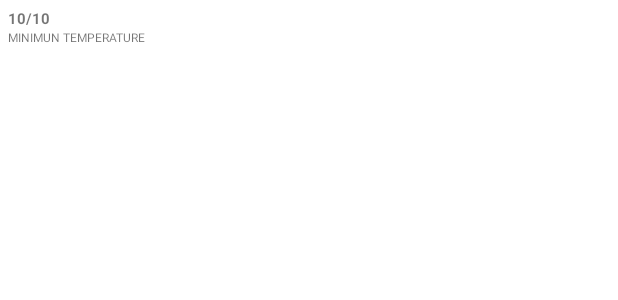
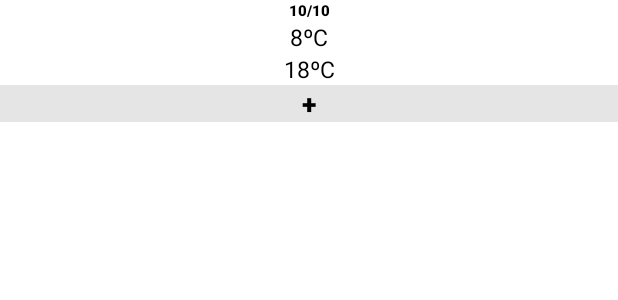
Before and after one commit to itamarborges/ots, an Android app: the layout list_item_result_city.xml on its own in the app's theme, with its tools: preview values and no code run, on a phone screen of 412 x 824 dp. Shown: the top 300 px of the screen. Run offline under Robolectric (Android 15) with nearby library versions, the phone set to English and light mode, and no system bars.

Commit message:
Reorganização da tela de calendário.

```diff
--- a/app/src/main/java/br/borbi/ots/FiltersActivity.java
+++ b/app/src/main/java/br/borbi/ots/FiltersActivity.java
@@ -208,7 +208,6 @@ public class FiltersActivity extends ActionBarActivity implements ClickFragment{
             ForwardUtility.goToFailure(mContext, false);
 
         }else {
-
             boolean allFieldsValid = validateFields();
             if (allFieldsValid) {
                 callSearch();
--- a/app/src/main/java/br/borbi/ots/adapter/ResultCityDayForecastAdapter.java
+++ b/app/src/main/java/br/borbi/ots/adapter/ResultCityDayForecastAdapter.java
@@ -84,9 +84,13 @@ public class
         final DayForecast dayForecast = (DayForecast)getItem(position);
         if(dayForecast == null){
             viewHolder.dateTextView.setText("");
-            viewHolder.minTemperatureTextiView.setText("");
+            viewHolder.minTemperatureTextView.setText("");
+            viewHolder.maxTemperatureTextView.setText("");
+            //viewHolder.minTemperatureLabelTextView.setText("");
+            //viewHolder.maxTemperatureLabelTextView.setText("");
             viewHolder.weatherImageView.setImageResource(R.drawable.no_border);
             viewHolder.layoutResultCityLinearLayout.setBackgroundResource(R.drawable.no_border);
+            viewHolder.moreDetailsTextView.setText("");
         }else{
             Integer minTemperature = Utility.roundCeil(dayForecast.getMinTemperature());
             Integer maxTemperature = Utility.roundCeil(dayForecast.getMaxTemperature());
@@ -100,8 +104,10 @@ public class
             }
 
             viewHolder.dateTextView.setText(Utility.getFormattedDateMonth(dayForecast.getDate()));
-            viewHolder.minTemperatureTextiView.setText(mContext.getString(R.string.display_min_max_temperature, Integer.toString(minTemperature), Integer.toString(maxTemperature)));
+            viewHolder.minTemperatureTextView.setText(mContext.getString(R.string.display_temperature, Integer.toString(minTemperature)));
+            viewHolder.maxTemperatureTextView.setText(mContext.getString(R.string.display_temperature, Integer.toString(maxTemperature)));
             viewHolder.weatherImageView.setImageResource(Utility.getSmallArtResourceForWeatherCondition(WeatherType.getId(dayForecast.getWeatherType())));
+            //viewHolder.weatherImageView.setBackgroundResource(Utility.getSmallArtResourceForWeatherCondition(WeatherType.getId(dayForecast.getWeatherType())));
 
             viewHolder.layoutResultCityLinearLayout.setOnClickListener(new View.OnClickListener() {
                 @Override
@@ -122,15 +128,23 @@ public class
 
     public static class ViewHolder {
         public final TextView dateTextView;
-        public final TextView minTemperatureTextiView;
+        public final TextView minTemperatureTextView;
+        public final TextView maxTemperatureTextView;
+        //public final TextView minTemperatureLabelTextView;
+        //public final TextView maxTemperatureLabelTextView;
         public final ImageView weatherImageView;
         public final LinearLayout layoutResultCityLinearLayout;
+        public final TextView moreDetailsTextView;
 
         public ViewHolder(View view) {
             dateTextView = (TextView) view.findViewById(R.id.list_item_date_textview);
-            minTemperatureTextiView = (TextView) view.findViewById(R.id.list_item_min_temperature_textview);
+            minTemperatureTextView = (TextView) view.findViewById(R.id.list_item_min_temperature_textview);
+            maxTemperatureTextView = (TextView) view.findViewById(R.id.list_item_max_temperature_textview);
+            //minTemperatureLabelTextView = (TextView) view.findViewById(R.id.list_item_min_temperature_label_textview);
+            //maxTemperatureLabelTextView = (TextView) view.findViewById(R.id.list_item_max_temperature_label_textview);
             weatherImageView = (ImageView) view.findViewById(R.id.weather_imageview);
             layoutResultCityLinearLayout = (LinearLayout) view.findViewById(R.id.layout_result_search_city);
+            moreDetailsTextView = (TextView)view.findViewById(R.id.list_item_more_details);
         }
     }
 
--- a/app/src/main/java/br/borbi/ots/fragment/ResultCityFragment.java
+++ b/app/src/main/java/br/borbi/ots/fragment/ResultCityFragment.java
@@ -89,7 +89,8 @@ public class ResultCityFragment extends Fragment implements LoaderManager.Loader
         mEmptyView = mRootView.findViewById(R.id.listview_result_city_empty);
 
         buildWeekDaysNamesArray();
-        ArrayAdapter<String> adapter = new ArrayAdapter<String>(getActivity(),android.R.layout.simple_list_item_1, mWeekDaysNames);
+        //ArrayAdapter<String> adapter = new ArrayAdapter<String>(getActivity(),android.R.layout.simple_list_item_1, mWeekDaysNames);
+        ArrayAdapter<String> adapter = new ArrayAdapter<String>(getActivity(),R.layout.list_item_day_of_week, mWeekDaysNames);
         GridView gridview = (GridView) mRootView.findViewById(R.id.nameDaysGridView);
         gridview.setAdapter(adapter);
 
--- /dev/null
+++ b/app/src/main/res/drawable/background_gray.xml
@@ -0,0 +1,13 @@
+<?xml version="1.0" encoding="utf-8"?>
+<shape xmlns:android="http://schemas.android.com/apk/res/android"
+    android:shape="rectangle" >
+
+    <!-- Change to the color you want for the background -->
+    <solid android:color="#ffe5e5e5" />
+
+    <stroke
+        android:width="2dp"
+        android:color="#ffe5e5e5"
+        />
+    <!-- Change to the color you want for the border -->
+</shape>
--- a/app/src/main/res/layout/fragment_result_city.xml
+++ b/app/src/main/res/layout/fragment_result_city.xml
@@ -22,7 +22,7 @@
         <GridView xmlns:android="http://schemas.android.com/apk/res/android"
             android:id="@+id/gridview"
             android:layout_width="match_parent"
-            android:layout_height="match_parent"
+            android:layout_height="wrap_content"
             android:numColumns="7"
             android:stretchMode="columnWidth"
             android:gravity="center"
--- /dev/null
+++ b/app/src/main/res/layout/list_item_day_of_week.xml
@@ -0,0 +1,10 @@
+<?xml version="1.0" encoding="utf-8"?>
+<TextView xmlns:android="http://schemas.android.com/apk/res/android"
+    android:id="@android:id/text1"
+    android:layout_width="match_parent"
+    android:layout_height="wrap_content"
+    android:gravity="center"
+    android:textAppearance="@style/smallTitleTextView"
+    android:paddingBottom="5dp"
+    android:paddingTop="5dp"
+    />
--- a/app/src/main/res/layout/list_item_result_city.xml
+++ b/app/src/main/res/layout/list_item_result_city.xml
@@ -1,36 +1,95 @@
 <?xml version="1.0" encoding="utf-8"?>
 <LinearLayout xmlns:android="http://schemas.android.com/apk/res/android"
-    android:orientation="vertical" android:layout_width="match_parent"
+    android:orientation="vertical"
+    android:layout_width="match_parent"
     android:layout_height="match_parent"
     android:id="@+id/layout_result_search_city"
-    android:padding="5dp"
     android:background="@drawable/border"
+    >
+
+    <LinearLayout
+        android:layout_width="match_parent"
+        android:layout_height="wrap_content"
+        android:orientation="vertical"
         >
 
         <TextView
             android:id="@+id/list_item_date_textview"
-        android:layout_width="wrap_content"
+            android:layout_width="match_parent"
             android:layout_height="wrap_content"
             android:text="10/10"
-        android:textStyle="bold"
-        android:textSize="10sp"
+            android:textAppearance="@style/smallTitleTextView"
             android:gravity="center_horizontal"
             />
 
         <ImageView
-        android:layout_width="wrap_content"
+            android:layout_width="match_parent"
             android:layout_height="wrap_content"
             android:id="@+id/weather_imageview"
             android:gravity="center_horizontal"
+            android:adjustViewBounds="true"
             />
 
+        <!--
+        <TextView
+            android:id="@+id/list_item_min_temperature_label_textview"
+            android:layout_width="match_parent"
+            android:layout_height="wrap_content"
+            android:gravity="center_horizontal"
+            android:text="@string/min_temperature_abbreviated"
+            android:layout_below="@+id/weather_imageview"
+            android:textAppearance="@style/smallTextView"
+            />
+-->
         <TextView
             android:id="@+id/list_item_min_temperature_textview"
-        android:layout_width="wrap_content"
+            android:layout_width="match_parent"
             android:layout_height="wrap_content"
-        android:gravity="fill_horizontal"
-        android:text="@string/min_temperature"
-        android:layout_below="@+id/weather_imageview"
-        android:textSize="8sp"
+            android:gravity="center_horizontal"
+            android:text="8ºC"
+            android:textAppearance="@style/dateTextView"
             />
+
+        <!--
+        <TextView
+            android:id="@+id/list_item_max_temperature_label_textview"
+            android:layout_width="match_parent"
+            android:layout_height="wrap_content"
+            android:gravity="center_horizontal"
+            android:text="@string/max_temperature_abbreviated"
+            android:textAppearance="@style/smallTextView"
+            />
+-->
+        <TextView
+            android:id="@+id/list_item_max_temperature_textview"
+            android:layout_width="match_parent"
+            android:layout_height="wrap_content"
+            android:gravity="center_horizontal"
+            android:text="18ºC"
+            android:textAppearance="@style/dateTextView"
+            />
+
     </LinearLayout>
+
+
+    <TextView
+        android:id="@+id/list_item_more_details"
+        android:layout_width="match_parent"
+        android:layout_height="wrap_content"
+        android:gravity="center_horizontal"
+        android:text="+"
+        android:background="@drawable/background_gray"
+        android:textAppearance="@style/moreDetailsTextView"
+        />
+
+
+    <!--
+        <ImageView
+            android:layout_width="match_parent"
+            android:layout_height="wrap_content"
+            android:layout_gravity="center_horizontal"
+            android:background="@drawable/background_gray"
+            android:src="@drawable/ots_plus_sign_small"
+            />
+    -->
+    </LinearLayout>
--- a/app/src/main/res/values/colors.xml
+++ b/app/src/main/res/values/colors.xml
@@ -7,6 +7,7 @@
 
     <color name="ots_blue">#ff1ca8f4</color>
     <color name="ots_dark_blue">#0288D1</color>
-    <color name="ots_green">#ff0ba909</color>
+    <color name="ots_green">#ff80f63e</color>
+    <color name="ots_dark_grey">#ff696969</color>
 
 </resources>
--- a/app/src/main/res/values/strings.xml
+++ b/app/src/main/res/values/strings.xml
@@ -26,7 +26,7 @@
     <string name="display_min_max_temperature" translatable="false"><xliff:g>%1$s</xliff:g>º/<xliff:g>%2$s</xliff:g>º</string>
     <string name="display_min_max_temperature_fahrenheit"><xliff:g>%1$s</xliff:g> ºF / <xliff:g>%2$s</xliff:g> ºF</string>
     <string name="display_min_max_temperature_celsius"><xliff:g>%1$s</xliff:g> ºC / <xliff:g>%2$s</xliff:g> ºC</string>
-    <string name="display_temperature"><xliff:g>%1$s</xliff:g> º</string>
+    <string name="display_temperature"><xliff:g>%1$s</xliff:g>º</string>
     <string name="display_temperature_fahrenheit"><xliff:g>%1$s</xliff:g> ºF</string>
     <string name="display_temperature_celsius"><xliff:g>%1$s</xliff:g> ºC</string>
     <string name="display_per_cent"><xliff:g>%1$s</xliff:g> \%</string>
@@ -79,6 +79,8 @@
     <string name="max_distance">DISTANCE</string>
     <string name="miles">mi</string>
     <string name="min_temperature">MINIMUN TEMPERATURE</string>
+    <string name="min_temperature_abbreviated">MIN</string>
+    <string name="max_temperature_abbreviated">MAX</string>
 
     <!-- N -->
     <string name="next">Next</string>
--- a/app/src/main/res/values/styles.xml
+++ b/app/src/main/res/values/styles.xml
@@ -43,4 +43,23 @@
         <item name="android:textSize">@dimen/font_size_medium</item>
     </style>
 
+    <style name="smallTitleTextView">
+        <item name="android:fontFamily" tools:ignore="NewApi">sans-serif-black</item>
+        <item name="android:textSize">10sp</item>
+        <item name="android:textStyle">bold</item>
+    </style>
+
+    <style name="smallTextView">
+        <item name="android:fontFamily" tools:ignore="NewApi">sans-serif</item>
+        <item name="android:textSize">8sp</item>
+        <item name="android:textColor">?android:attr/textColorTertiary</item>
+    </style>
+
+    <style name="moreDetailsTextView">
+        <item name="android:fontFamily" tools:ignore="NewApi">sans-serif-black</item>
+        <item name="android:textSize">@dimen/font_size_big</item>
+        <item name="android:textStyle">bold</item>
+        <item name="android:color">@color/ots_dark_grey</item>
+    </style>
+
 </resources>
```
Also changed, not shown: app/src/main/res/drawable/ots_plus_sign_small.png (added), 3 other files. Lines whose indentation alone changed are shown as unchanged.
